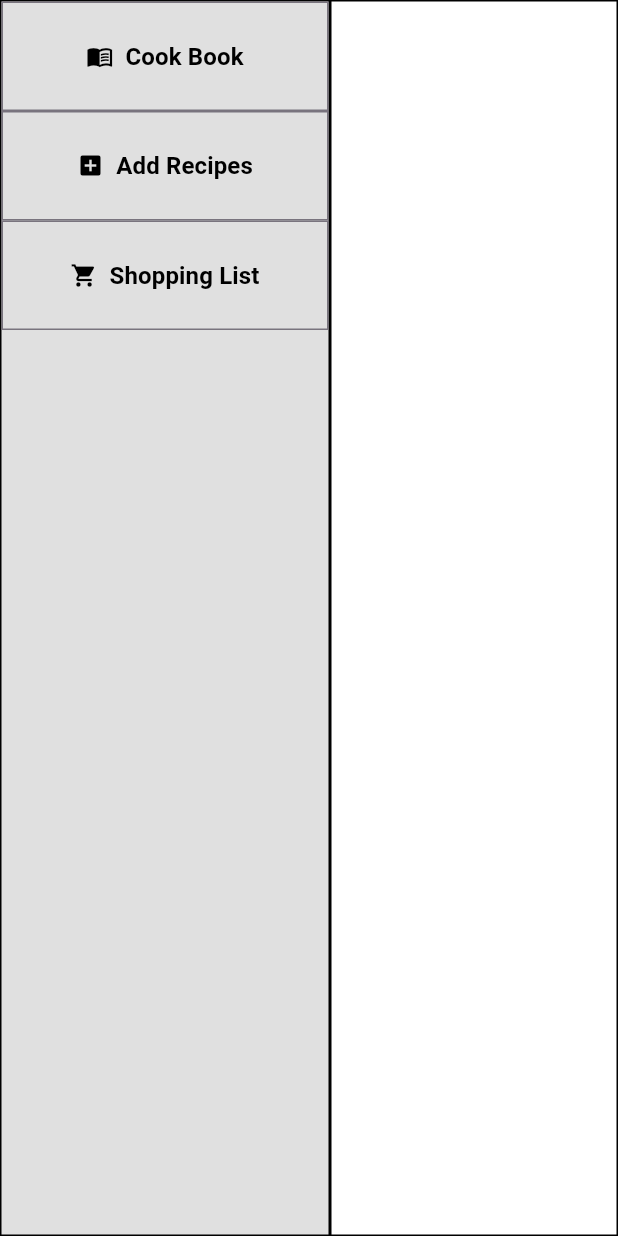
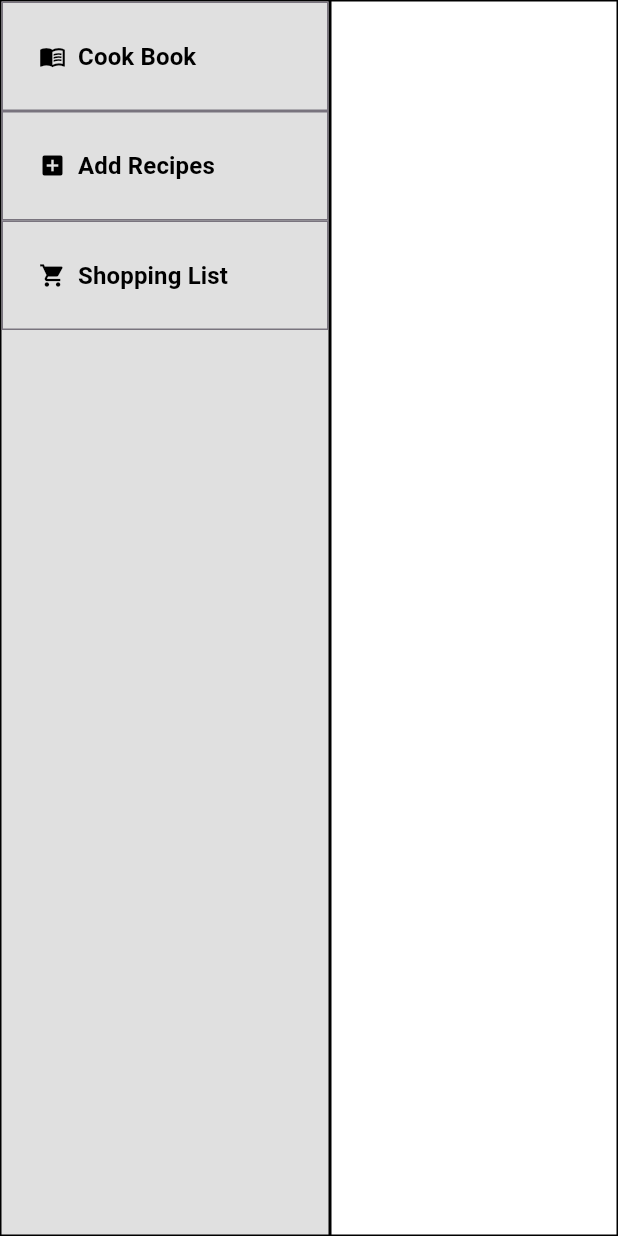
Before and after one commit to NateHerrera/UI-Project-3, a Flutter app: the screen it shows after launch, on a phone screen of 412 x 824 dp. Run offline on Flutter 3.47's test engine with Material 3 defaults, Android fonts, the phone set to English and light mode, and no system bars.

Commit message:
Update main.dart

```diff
--- a/cookbook/lib/main.dart
+++ b/cookbook/lib/main.dart
@@ -37,6 +37,7 @@ class CookbookLayout extends StatelessWidget {
                 OutlinedButton.icon(
                   onPressed: cookBookButton,
                   style: OutlinedButton.styleFrom(
+                    alignment: Alignment.centerLeft,
                     shape: RoundedRectangleBorder(),
                     padding: const EdgeInsets.all(25),
                   ),
@@ -49,6 +50,7 @@ class CookbookLayout extends StatelessWidget {
                 OutlinedButton.icon(
                   onPressed: addRecipe,
                   style: OutlinedButton.styleFrom(
+                    alignment: Alignment.centerLeft,
                     shape: RoundedRectangleBorder(),
                     padding: const EdgeInsets.all(25),
                   ),
@@ -61,6 +63,7 @@ class CookbookLayout extends StatelessWidget {
                 OutlinedButton.icon(
                   onPressed: shoppingList,
                   style: OutlinedButton.styleFrom(
+                    alignment: Alignment.centerLeft,
                     shape: RoundedRectangleBorder(),
                     padding: const EdgeInsets.all(25),
                   ),
```
